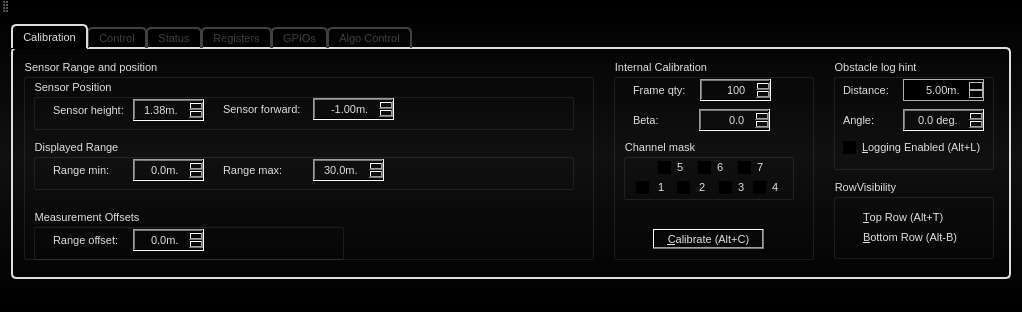
samanwaya-jena/EVAL-ADAL6110-16-GUI, file src/AWLQtDemo/awlqtdemo.ui: the form before one commit.
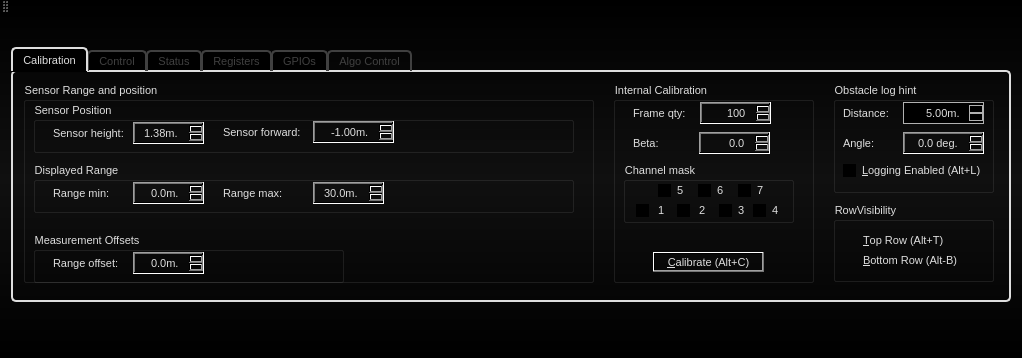
The form after the commit. Icons and pictures are not drawn.

Patch:
```diff
--- a/src/AWLQtDemo/awlqtdemo.ui
+++ b/src/AWLQtDemo/awlqtdemo.ui
@@ -10,7 +10,7 @@
     <x>0</x>
     <y>0</y>
     <width>1020</width>
-    <height>305</height>
+    <height>358</height>
    </rect>
   </property>
   <property name="sizePolicy">
@@ -1773,6 +1773,9 @@
             <property name="decimals">
              <number>1</number>
             </property>
+            <property name="minimum">
+             <double>-1000.000000000000000</double>
+            </property>
             <property name="maximum">
              <double>1000.000000000000000</double>
             </property>
```
Left out of the diff: 70 changed lines with no effect on the pictures.
